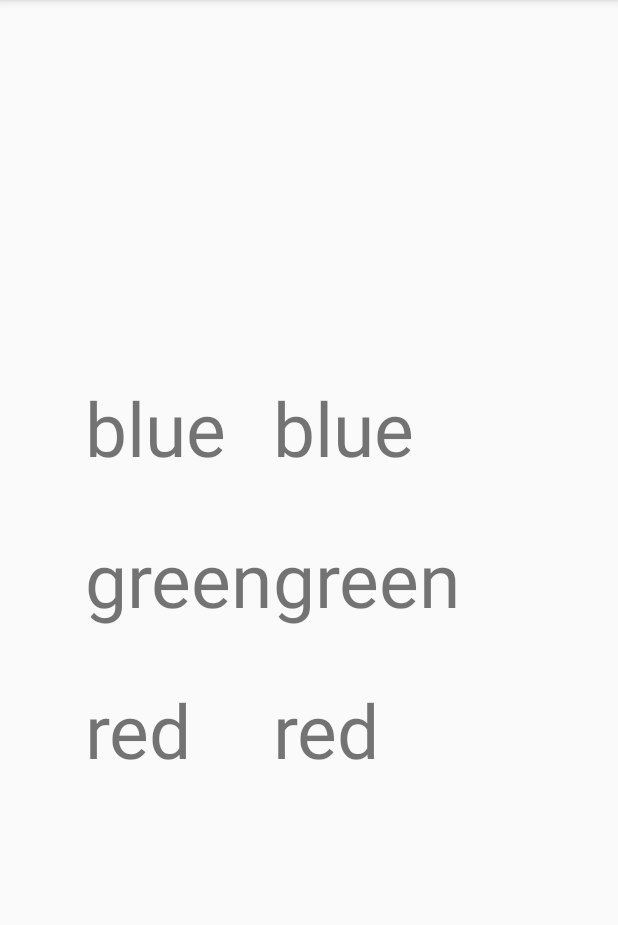
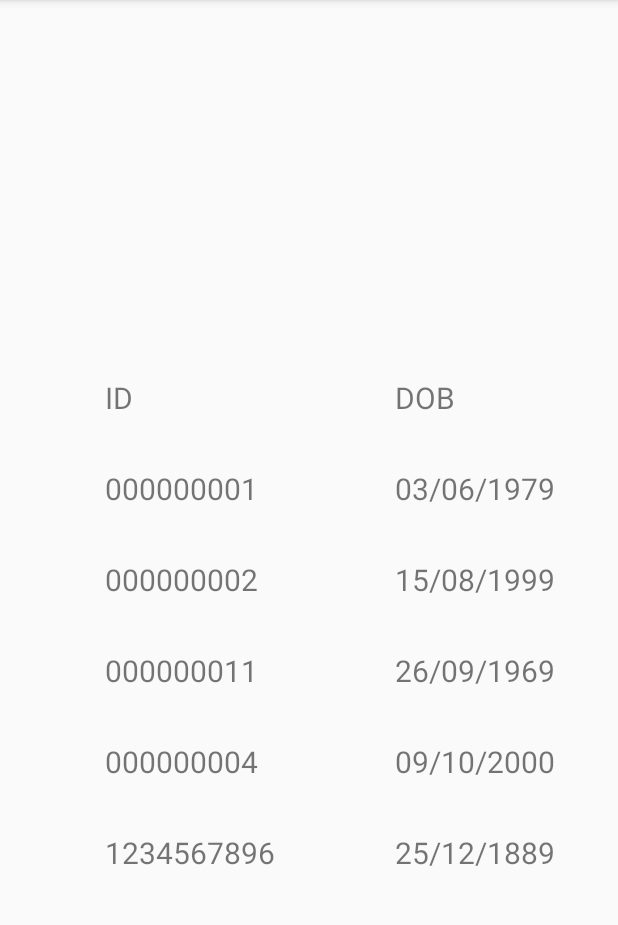
Before and after one commit to dmccrossan/FacialPalsyEvaluator, an Android app: the HomePageActivity screen opened directly, with no data from a screen before it, after a tap on "SEARCH", on a phone screen of 412 x 824 dp, the part 84-1009 px from its top. Run offline under Robolectric (Android 15) with nearby library versions, the phone set to English and light mode, and no system bars.

Commit message:
3rd commit

```diff
--- a/app/src/main/java/com/example/daniel/facialpalsyevaluator/HomePageActivity.java
+++ b/app/src/main/java/com/example/daniel/facialpalsyevaluator/HomePageActivity.java
@@ -6,25 +6,82 @@ import android.os.Bundle;
 import android.util.Log;
 import android.view.View;
 
+import java.io.Serializable;
+import java.util.ArrayList;
+import java.util.List;
+import java.io.File;
+import java.io.FileNotFoundException;
+import java.util.Scanner;
+
 import daniel.example.com.facialpalsyevaluator.LoginActivity;
 import daniel.example.com.facialpalsyevaluator.R;
 
 
 public class HomePageActivity extends AppCompatActivity {
 
+    List<Patient> patientList = new ArrayList();
+    String filePath ;
+
     @Override
     protected void onCreate(Bundle savedInstanceState) {
         super.onCreate(savedInstanceState);
         setContentView(R.layout.activity_home_page);
 
+      //  mContext = getApplicationContext();
+         filePath = getString(R.string.filePath);
+     //   patientList = loadPatients();
 
+        String  x = "000000001,Paul,Simon,03/06/1979,10 Hope Street";
+        Patient p = new Patient(x);
 
-        Patient p = new Patient();
-        Log.d("myTag", p.CHI);
+        patientList.add(p);
+        x = "000000002,Sam,Smith,15/08/1999,101 Hope Lane";
+         p = new Patient(x);
+
+        patientList.add(p);
+          x = "000000011,Mean Mr.,Mustard,26/09/1969,11 Abbey Road";
+         p = new Patient(x);
+
+        patientList.add(p);
+         x = "000000004,Scott,Scott,09/10/2000,27 Hill Street";
+         p = new Patient(x);
+
+        patientList.add(p);
+         x = "1234567896,Kirk,Xavier,25/12/1889,0 A Way";
+         p = new Patient(x);
+
+        patientList.add(p);
     }
 
     public void search (View view){
 
-            startActivity(new Intent(HomePageActivity.this, PatResultsActivity.class));
+        Intent i = new Intent(HomePageActivity.this, PatResultsActivity.class);
+        i.putExtra("key", (Serializable)patientList);
+        startActivity(i);
+
+
         }
+
+        private ArrayList<Patient> loadPatients(){
+
+            ArrayList<Patient> patientList = new ArrayList();
+
+
+            try {
+                Scanner scanner =  new Scanner(new File(filePath));
+                scanner.useDelimiter(",");
+                while (scanner.hasNext()) {
+                    String  x = scanner.next();
+                    Patient p = new Patient(x);
+                    Log.d("myTag", x);
+                    patientList.add(p);
+                }
+                scanner.close();
+            }
+
+            catch (FileNotFoundException e){ Log.d("myTag", e.toString());}
+
+            return patientList;
+        }
+
 }
--- a/app/src/main/java/com/example/daniel/facialpalsyevaluator/PatResultsActivity.java
+++ b/app/src/main/java/com/example/daniel/facialpalsyevaluator/PatResultsActivity.java
@@ -10,6 +10,9 @@ import android.widget.TableLayout;
 import android.widget.TableRow;
 import android.widget.TextView;
 
+import java.util.ArrayList;
+import java.util.List;
+
 import daniel.example.com.facialpalsyevaluator.R;
 
 public class PatResultsActivity extends AppCompatActivity {
@@ -17,21 +20,30 @@ public class PatResultsActivity extends AppCompatActivity {
     @Override
     protected void onCreate(Bundle savedInstanceState) {
         super.onCreate(savedInstanceState);
+
+        List<Patient> patientList;// = new ArrayList<>();
+
+        Intent i = getIntent();
+        patientList = (List<Patient>) i.getSerializableExtra("key");
         setContentView(R.layout.activity_pat_results);
+
+
         TableLayout table = (TableLayout)findViewById(R.id.table);
 
 
 
 //        will call update for however big the search results list is
 //        will be passed in as a parameter from previous page
-        update("blue", table, "HEADER");
-        update("green", table, "gh");
-        update("red", table, "dhj");
+        update("ID","DOB", table, "HEADER");
+
+        for (Patient p : patientList){
+            update(p.chi,p.dob,table,"data");
+        }
 
 
     }
 
-    private void update(String text, TableLayout table, String flag) {
+    private void update(String x,String y, TableLayout table, String flag) {
 
 
         TableRow tr = new TableRow(this);
@@ -40,9 +52,9 @@ public class PatResultsActivity extends AppCompatActivity {
 
         TextView tv = new TextView(this);
         tv.setLayoutParams(new TableRow.LayoutParams(TableRow.LayoutParams.MATCH_PARENT, TableRow.LayoutParams.WRAP_CONTENT));
-        tv.setText(text);
-        tv.setTextSize(50);
-        tr.setPadding(50,50,0,0);
+        tv.setText(x);
+        tv.setTextSize(20);
+        tv.setPadding(70,50,50,0);
         tr.addView(tv);
 
         if (flag.equals("HEADER")) {
@@ -60,9 +72,9 @@ public class PatResultsActivity extends AppCompatActivity {
 
         TextView tv1 = new TextView(this);
         tv1.setLayoutParams(new TableRow.LayoutParams(TableRow.LayoutParams.MATCH_PARENT, TableRow.LayoutParams.WRAP_CONTENT));
-        tv1.setText(text);
-        tv1.setTextSize(50);
-        tr.setPadding(50,50,0,0);
+        tv1.setText(y);
+        tv1.setTextSize(20);
+        tv1.setPadding(70,50,50,0);
         tr.addView(tv1);
 //        tr.setOnClickListener(new View.OnClickListener() {
 //            public void onClick(View v) {
--- a/app/src/main/java/com/example/daniel/facialpalsyevaluator/Patient.java
+++ b/app/src/main/java/com/example/daniel/facialpalsyevaluator/Patient.java
@@ -1,9 +1,13 @@
 package com.example.daniel.facialpalsyevaluator;
 
-public class Patient extends Person {
+import java.io.Serializable;
+import java.util.ArrayList;
+import java.util.List;
 
-    String Address;
-    String CHI;
+public class Patient extends Person implements Serializable {
+
+    String address;
+    String chi;
         String fname;
         String lname;
         String dob;
@@ -12,6 +16,29 @@ public class Patient extends Person {
             fname = "test";
             lname = "bob";
             dob = "sd";
-        CHI = "1234";
+        chi = "1234";
+        address = "201 Hope Street";
+    }
+
+    public Patient (String data){
+
+        String[] tempData = data.split(",");
+        chi     = tempData[0];
+        fname   = tempData[1];
+        lname   = tempData[2];
+        dob     = tempData[3];
+        address = tempData[4];
+
+    }
+
+    public List<String> toList() {
+        List<String> dataList = new ArrayList<>();
+        dataList.add(chi);
+        dataList.add(fname);
+        dataList.add(lname);
+        dataList.add(dob);
+        dataList.add(address);
+
+        return dataList;
     }
 }
--- a/app/src/main/res/values/strings.xml
+++ b/app/src/main/res/values/strings.xml
@@ -4,4 +4,5 @@
     <string name="forgotPassword">Forgot Password?</string>
     <string name="signup">Sign Up</string>
     <string name="teststring1">uyfytfj</string>
+    <string name="filePath">C:\\Users\\Daniel\\AndroidStudioProjects\\FacialPalsyEvaluator\\app\\src\\main\\java\\com\\example\\daniel\\facialpalsyevaluator\\PatientFile.txt</string>
 </resources>
```
Also changed, not shown: app/src/main/java/com/example/daniel/facialpalsyevaluator/PatientActivity.java (+24 -9 lines), app/src/main/res/layout/activity_patient.xml (+22 -1 lines).
